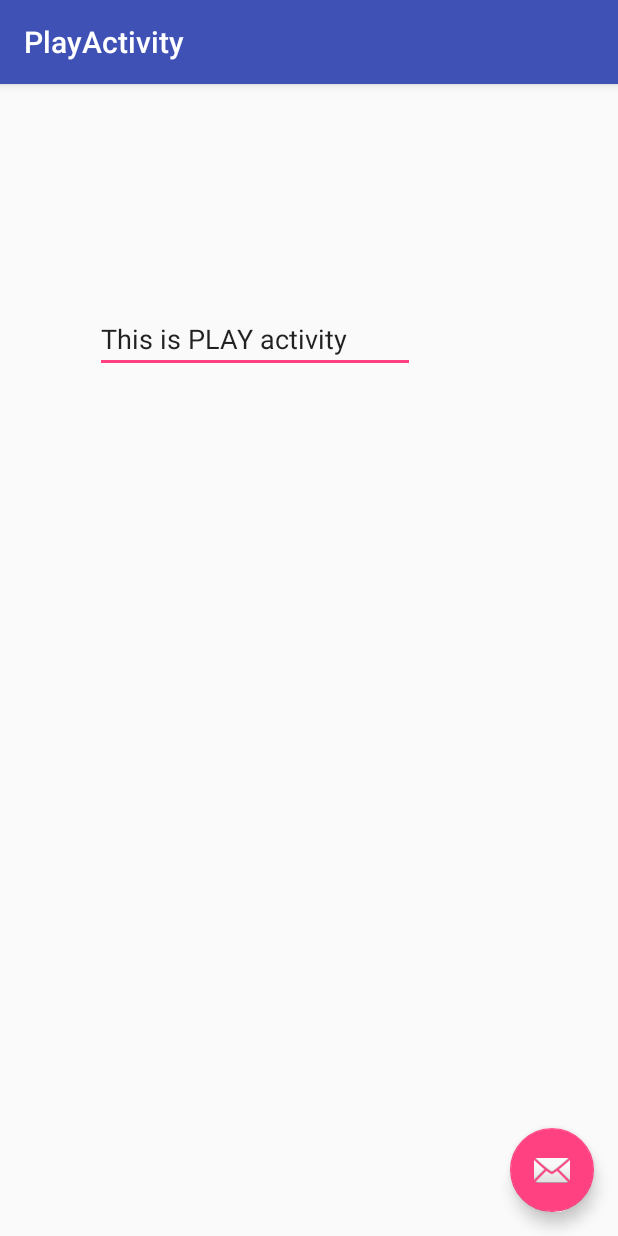
After one commit to dbudrys/BlackJack01, an Android app: the PlayActivity screen opened directly, with no data from a screen before it, on a phone screen of 412 x 824 dp. The commit adds this screen. Run offline under Robolectric (Android 15) with nearby library versions, the phone set to English and light mode, and no system bars.

Commit message:
Play button declared

```diff
--- a/app/src/main/AndroidManifest.xml
+++ b/app/src/main/AndroidManifest.xml
@@ -18,6 +18,10 @@
                 <category android:name="android.intent.category.LAUNCHER" />
             </intent-filter>
         </activity>
+        <activity
+            android:name=".PlayActivity"
+            android:label="@string/title_activity_play"
+            android:theme="@style/AppTheme.NoActionBar"></activity>
     </application>
 
 </manifest>
--- a/app/src/main/java/com/dustin_domas_assignment/blackjack01/MainActivity.java
+++ b/app/src/main/java/com/dustin_domas_assignment/blackjack01/MainActivity.java
@@ -1,5 +1,6 @@
 package com.dustin_domas_assignment.blackjack01;
 
+import android.content.Intent;
 import android.os.Bundle;
 import android.support.design.widget.FloatingActionButton;
 import android.support.design.widget.Snackbar;
@@ -8,6 +9,7 @@ import android.support.v7.widget.Toolbar;
 import android.view.View;
 import android.view.Menu;
 import android.view.MenuItem;
+import android.widget.Button;
 
 public class MainActivity extends AppCompatActivity {
 
@@ -26,6 +28,21 @@ public class MainActivity extends AppCompatActivity {
                         .setAction("Action", null).show();
             }
         });
+
+        //Code Below will declare play_button and take it to the next activity
+        Button play_b = (Button) findViewById(R.id.play_button);
+        play_b.setOnClickListener(new View.OnClickListener() {
+            @Override
+            public void onClick(View v) {
+                Intent intent = new Intent(getApplicationContext(),
+                        PlayActivity.class); //Explicit intent
+
+                startActivity(intent);
+            }
+        });
+
+
+
     }
 
     @Override
--- /dev/null
+++ b/app/src/main/java/com/dustin_domas_assignment/blackjack01/PlayActivity.java
@@ -0,0 +1,29 @@
+package com.dustin_domas_assignment.blackjack01;
+
+import android.os.Bundle;
+import android.support.design.widget.FloatingActionButton;
+import android.support.design.widget.Snackbar;
+import android.support.v7.app.AppCompatActivity;
+import android.support.v7.widget.Toolbar;
+import android.view.View;
+
+public class PlayActivity extends AppCompatActivity {
+
+    @Override
+    protected void onCreate(Bundle savedInstanceState) {
+        super.onCreate(savedInstanceState);
+        setContentView(R.layout.activity_play);
+        Toolbar toolbar = (Toolbar) findViewById(R.id.toolbar);
+        setSupportActionBar(toolbar);
+
+        FloatingActionButton fab = (FloatingActionButton) findViewById(R.id.fab);
+        fab.setOnClickListener(new View.OnClickListener() {
+            @Override
+            public void onClick(View view) {
+                Snackbar.make(view, "Replace with your own action", Snackbar.LENGTH_LONG)
+                        .setAction("Action", null).show();
+            }
+        });
+    }
+
+}
--- /dev/null
+++ b/app/src/main/res/layout/activity_play.xml
@@ -0,0 +1,34 @@
+<?xml version="1.0" encoding="utf-8"?>
+<android.support.design.widget.CoordinatorLayout xmlns:android="http://schemas.android.com/apk/res/android"
+    xmlns:app="http://schemas.android.com/apk/res-auto"
+    xmlns:tools="http://schemas.android.com/tools"
+    android:layout_width="match_parent"
+    android:layout_height="match_parent"
+    android:fitsSystemWindows="true"
+    tools:context="com.dustin_domas_assignment.blackjack01.PlayActivity">
+
+    <android.support.design.widget.AppBarLayout
+        android:layout_width="match_parent"
+        android:layout_height="wrap_content"
+        android:theme="@style/AppTheme.AppBarOverlay">
+
+        <android.support.v7.widget.Toolbar
+            android:id="@+id/toolbar"
+            android:layout_width="match_parent"
+            android:layout_height="?attr/actionBarSize"
+            android:background="?attr/colorPrimary"
+            app:popupTheme="@style/AppTheme.PopupOverlay" />
+
+    </android.support.design.widget.AppBarLayout>
+
+    <include layout="@layout/content_play" />
+
+    <android.support.design.widget.FloatingActionButton
+        android:id="@+id/fab"
+        android:layout_width="wrap_content"
+        android:layout_height="wrap_content"
+        android:layout_gravity="bottom|end"
+        android:layout_margin="@dimen/fab_margin"
+        app:srcCompat="@android:drawable/ic_dialog_email" />
+
+</android.support.design.widget.CoordinatorLayout>
--- /dev/null
+++ b/app/src/main/res/layout/content_play.xml
@@ -0,0 +1,29 @@
+<?xml version="1.0" encoding="utf-8"?>
+<RelativeLayout xmlns:android="http://schemas.android.com/apk/res/android"
+    xmlns:app="http://schemas.android.com/apk/res-auto"
+    xmlns:tools="http://schemas.android.com/tools"
+    android:id="@+id/content_play"
+    android:layout_width="match_parent"
+    android:layout_height="match_parent"
+    android:paddingBottom="@dimen/activity_vertical_margin"
+    android:paddingLeft="@dimen/activity_horizontal_margin"
+    android:paddingRight="@dimen/activity_horizontal_margin"
+    android:paddingTop="@dimen/activity_vertical_margin"
+    app:layout_behavior="@string/appbar_scrolling_view_behavior"
+    tools:context="com.dustin_domas_assignment.blackjack01.PlayActivity"
+    tools:showIn="@layout/activity_play">
+
+    <EditText
+        android:layout_width="wrap_content"
+        android:layout_height="wrap_content"
+        android:inputType="textPersonName"
+        android:text="This is PLAY activity"
+        android:ems="10"
+        android:layout_alignParentTop="true"
+        android:layout_alignParentLeft="true"
+        android:layout_alignParentStart="true"
+        android:layout_marginLeft="47dp"
+        android:layout_marginStart="47dp"
+        android:layout_marginTop="131dp"
+        android:id="@+id/editText" />
+</RelativeLayout>
--- a/app/src/main/res/values/strings.xml
+++ b/app/src/main/res/values/strings.xml
@@ -1,4 +1,5 @@
 <resources>
     <string name="app_name">BlackJack01</string>
     <string name="action_settings">Settings</string>
+    <string name="title_activity_play">PlayActivity</string>
 </resources>
```
